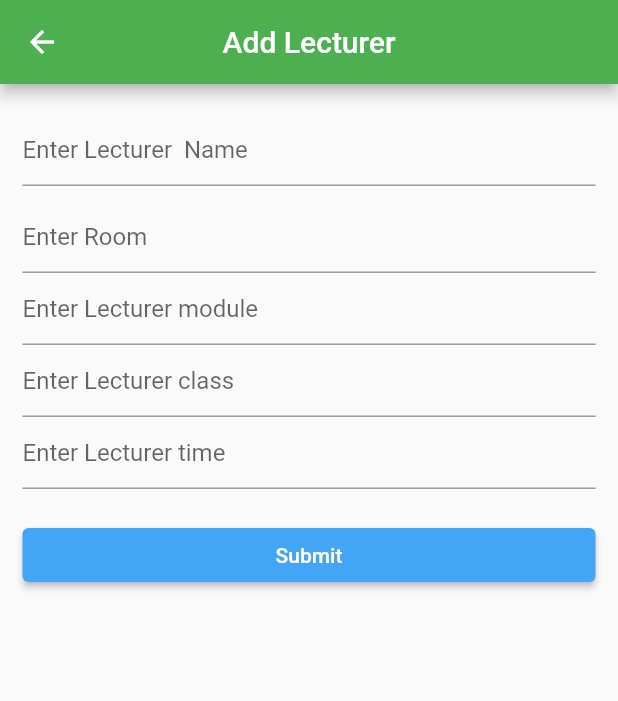
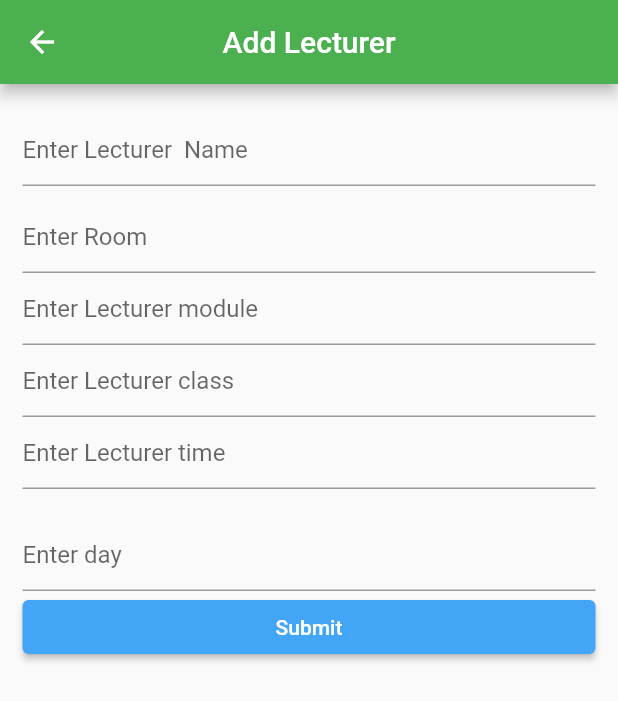
Before and after one commit to shadkasera/must_online, a Flutter app: the HomeScreen screen opened directly, after a tap on the "add" icon, on a phone screen of 412 x 824 dp. Shown: the top 701 px of the screen. Run offline on Flutter 3.47's test engine with Material 2 defaults, Android fonts, the phone set to English and light mode, and no system bars; our stand-ins replace cloud_firestore, firebase_auth, firebase_core; accounts and stored records are empty.

Commit message:
updated files

```diff
--- a/lib/models/lecturer.dart
+++ b/lib/models/lecturer.dart
@@ -6,12 +6,13 @@ class Lecturer {
   String room;
   String module;
   String klass;
+  String day;
   String time;
 
 
 
 
-  Lecturer({required this.id, required this.name, required this.module, required this.klass, required this.time, required this.room});
+  Lecturer({required this.id, required this.name, required this.module, required this.klass, required this.time, required this.room, required this.day});
 
   factory Lecturer.fromJson(Map<String, dynamic> json) {
     return Lecturer(
@@ -20,7 +21,9 @@ class Lecturer {
       room: json['room'],
       module: json['module'],
       klass: json['klass'],
+      day: json['day'],
       time: json['time'],
+
 
     );
   }
@@ -32,6 +35,7 @@ class Lecturer {
       'room': room,
       'module': module,
       'klass': klass,
+      'day': day,
       'time': time,
 
     };
--- a/lib/pages/add_lecturer.dart
+++ b/lib/pages/add_lecturer.dart
@@ -14,6 +14,7 @@ class _AddLecturerState extends State<AddLecturer> {
   String room = '';
   String module = '';
   String klass = '';
+  String day = '';
   String time = '';
 
   @override
@@ -81,6 +82,16 @@ class _AddLecturerState extends State<AddLecturer> {
                 ),
               ),
               const SizedBox(height: 20),
+              TextField(
+                onChanged: (value) {
+                  setState(() {
+                    day = value;
+                  });
+                },
+                decoration: const InputDecoration(
+                  hintText: 'Enter day',
+                ),
+              ),
               ElevatedButton(
                 style: ElevatedButton.styleFrom(
                   foregroundColor: Colors.white,
@@ -109,6 +120,7 @@ class _AddLecturerState extends State<AddLecturer> {
           room: room,
           module: module,
           klass: klass,
+          day: day,
           time: time);
       final json = lecturer.toJson();
 
```
Also changed, not shown: lib/pages/homescreen.dart (+8 -10 lines).
